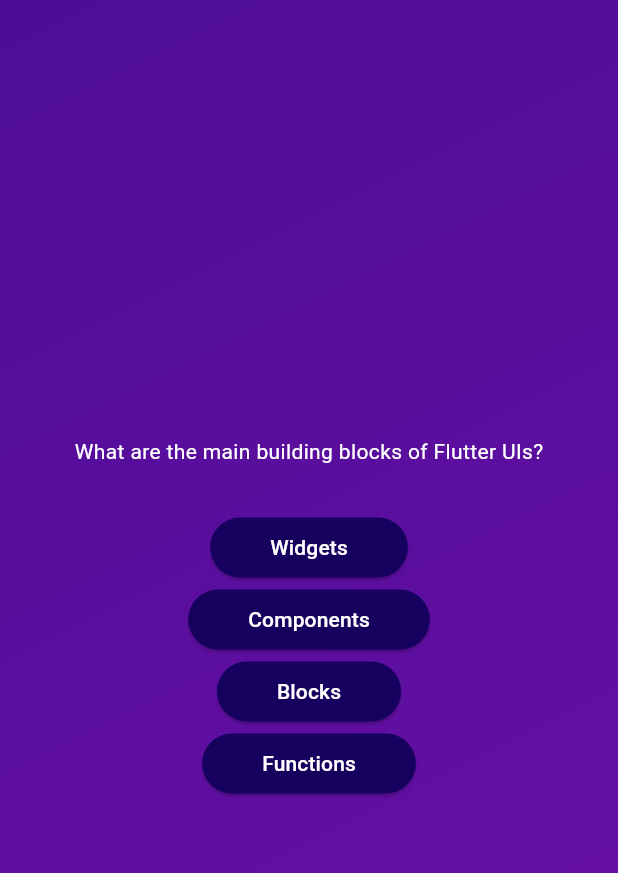
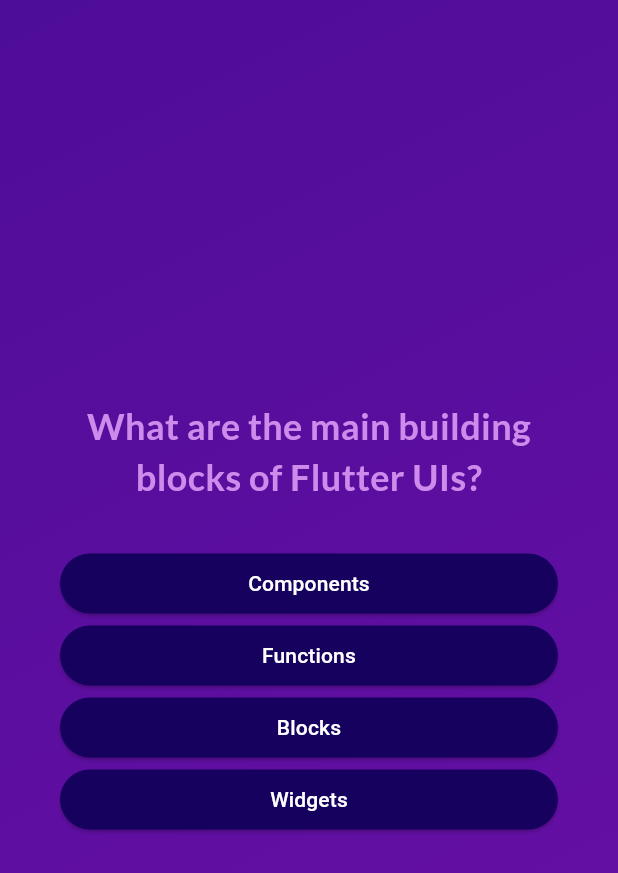
Before and after one commit to melaLetics/flutter_and_dart_2024, a Flutter app: the screen it shows after launch, after a tap on "Start Quiz", on a phone screen of 412 x 824 dp. Shown: the top 873 px of the screen. Run offline on Flutter 3.47's test engine with Material 3 defaults, Android fonts, the phone set to English and light mode, and no system bars; our stand-ins replace google_fonts.

Commit message:
initial commit

```diff
--- a/quiz_app/lib/answer_button.dart
+++ b/quiz_app/lib/answer_button.dart
@@ -20,7 +20,7 @@ class AnswerButton extends StatelessWidget {
         ),
       ),
       onPressed: onTap,
-      child: Text(answerText),
+      child: Text(answerText, textAlign: TextAlign.center,),
     );
   }
 }
--- a/quiz_app/lib/models/quiz_question.dart
+++ b/quiz_app/lib/models/quiz_question.dart
@@ -3,4 +3,12 @@ class QuizQuestion {
 
   final String text;
   final List<String> answers;
+
+
+  List<String> getShuffledAnswers() {
+    final shuffledList = List.of(answers);
+    shuffledList.shuffle();
+    return shuffledList;
+  }
+
 }
--- a/quiz_app/lib/questions_screen.dart
+++ b/quiz_app/lib/questions_screen.dart
@@ -1,10 +1,13 @@
 import 'package:flutter/material.dart';
+import 'package:google_fonts/google_fonts.dart';
 
 import 'package:quiz_app/answer_button.dart';
 import 'package:quiz_app/data/questions.dart';
 
 class QuestionsScreen extends StatefulWidget {
-  const QuestionsScreen({super.key});
+  const QuestionsScreen({super.key, required this.onSelectAnswer,});
+
+  final void Function(String answer) onSelectAnswer;
 
   @override
   State<QuestionsScreen> createState() {
@@ -13,28 +16,48 @@ class QuestionsScreen extends StatefulWidget {
 }
 
 class _QuestionsScreenState extends State<QuestionsScreen> {
+  var currentQuestionIndex = 0;
+
+  void answerQuestion(String selectedAnswer) {
+    widget.onSelectAnswer(selectedAnswer);
+    setState(() {
+      currentQuestionIndex++;
+    });
+  }
+
   @override
   Widget build(BuildContext context) {
-    final currentQuestion = questions[0];
+    final currentQuestion = questions[currentQuestionIndex];
 
     return SizedBox(
       width: double.infinity,
+      child: Container(
+        margin: const EdgeInsets.all(40),
         child: Column(
+          crossAxisAlignment: CrossAxisAlignment.stretch,
           mainAxisAlignment: MainAxisAlignment.center,
           children: [
             Text(
               currentQuestion.text,
-            style: const TextStyle(color: Colors.white),
+              style: GoogleFonts.lato(
+                color: const Color.fromARGB(255, 205, 140, 235),
+                fontSize: 24,
+                fontWeight: FontWeight.bold,
+              ),
+              textAlign: TextAlign.center,
             ),
             const SizedBox(height: 30),
-          ...currentQuestion.answers.map((answer) {
+            ...currentQuestion.getShuffledAnswers().map((answer) {
               return AnswerButton(
                 answer,
-              () {},
+                () {
+                  answerQuestion(answer);
+                },
               );
             }),
           ],
         ),
+      ),
     );
   }
 }
--- a/quiz_app/lib/quiz.dart
+++ b/quiz_app/lib/quiz.dart
@@ -14,6 +14,8 @@ class Quiz extends StatefulWidget {
 
 class _QuizState extends State<Quiz> {
   Widget? activeScreen;
+  final List<String> selectedAnswers = [];
+
 
   @override
   void initState() {
@@ -23,8 +25,12 @@ class _QuizState extends State<Quiz> {
 
   void switchScreen() {
     setState(() {
-      activeScreen = const QuestionsScreen();
+      activeScreen = QuestionsScreen(onSelectAnswer:chooseAnswer);
     });
+  }
+
+  void chooseAnswer(String answer) {
+    selectedAnswers.add(answer);
   }
 
   @override
--- a/quiz_app/lib/start_screen.dart
+++ b/quiz_app/lib/start_screen.dart
@@ -1,4 +1,5 @@
 import 'package:flutter/material.dart';
+import 'package:google_fonts/google_fonts.dart';
 
 class StartScreen extends StatelessWidget {
   const StartScreen(this.startQuiz, {super.key});
@@ -17,9 +18,13 @@ class StartScreen extends StatelessWidget {
             color: const Color.fromARGB(150, 255, 255, 255),
           ),
           const SizedBox(height: 50),
-          const Text(
+          Text(
             'Learn Flutter the fun way!',
-            style: TextStyle(fontSize: 20, color: Colors.white),
+            style: GoogleFonts.lato(
+                color: const Color.fromARGB(255, 205, 140, 235),
+                fontSize: 24,
+                fontWeight: FontWeight.bold,
+            ),
           ),
           const SizedBox(height: 50),
           OutlinedButton.icon(
--- a/quiz_app/pubspec.yaml
+++ b/quiz_app/pubspec.yaml
@@ -34,6 +34,7 @@ dependencies:
   # The following adds the Cupertino Icons font to your application.
   # Use with the CupertinoIcons class for iOS style icons.
   cupertino_icons: ^1.0.8
+  google_fonts: ^6.2.1
 
 dev_dependencies:
   flutter_test:
```
Lines whose indentation alone changed are shown as unchanged.
